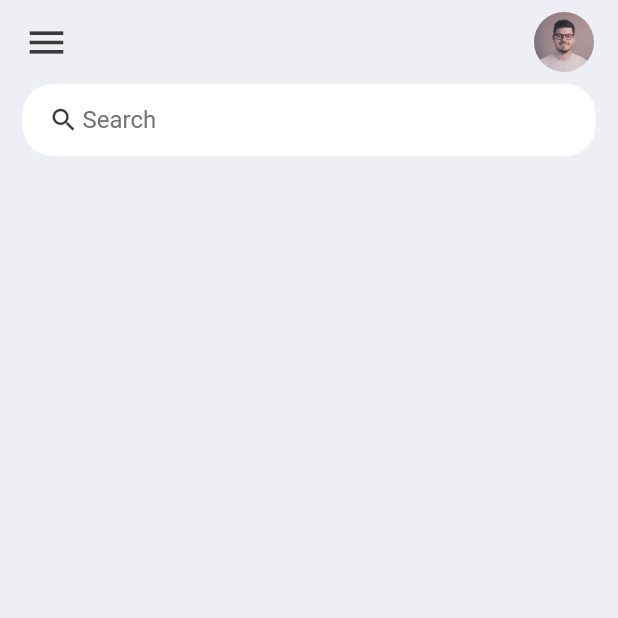
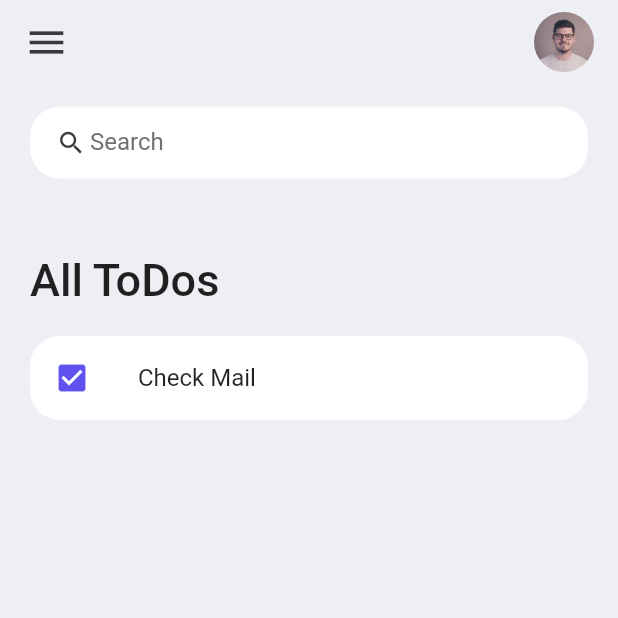
Before and after one commit to farhaankhan137/todoApp, a Flutter app: the screen it shows after launch, on a phone screen of 412 x 824 dp, the top half of it. Run offline on Flutter 3.47's test engine with Material 2 defaults, Android fonts, the phone set to English and light mode, and no system bars.

Commit message:
adding tiles

```diff
--- a/lib/screens/home.dart
+++ b/lib/screens/home.dart
@@ -1,5 +1,6 @@
 import 'package:flutter/material.dart';
-import 'package:flutter_todo_app/constants/colors.dart';
+import '../constants/colors.dart';
+import '../widgets/todo_item.dart';
 
 class Home extends StatelessWidget {
   const Home({Key? key}) : super(key: key);
@@ -10,8 +11,32 @@ class Home extends StatelessWidget {
       backgroundColor: tdBGColor,
       appBar: _buildAppBar(),
       body: Container(
-        padding: EdgeInsets.symmetric(horizontal: 15),
-        child: Column(children: [searchBox()]),
+        padding: EdgeInsets.symmetric(horizontal: 20, vertical: 15),
+        child: Column(
+          children: [
+            searchBox(),
+            Expanded(
+              child: ListView(
+                children: [
+                  Container(
+                    margin: EdgeInsets.only(
+                      top: 50,
+                      bottom: 20,
+                    ),
+                    child: Text(
+                      'All ToDos',
+                      style: TextStyle(
+                        fontSize: 30,
+                        fontWeight: FontWeight.w500,
+                      ),
+                    ),
+                  ),
+                  ToDoItem()
+                ],
+              ),
+            )
+          ],
+        ),
       ),
     );
   }
--- /dev/null
+++ b/lib/widgets/todo_item.dart
@@ -0,0 +1,21 @@
+import 'package:flutter/material.dart';
+import '../constants/colors.dart';
+
+class ToDoItem extends StatelessWidget {
+  const ToDoItem({super.key});
+
+  @override
+  Widget build(BuildContext context) {
+    return Container(
+      child: ListTile(
+        onTap: () {},
+        shape: RoundedRectangleBorder(
+          borderRadius: BorderRadius.circular(20),
+        ),
+        tileColor: Colors.white,
+        leading: Icon(Icons.check_box, color: tdBlue),
+        title: Text('Check Mail'),
+      ),
+    );
+  }
+}
```
